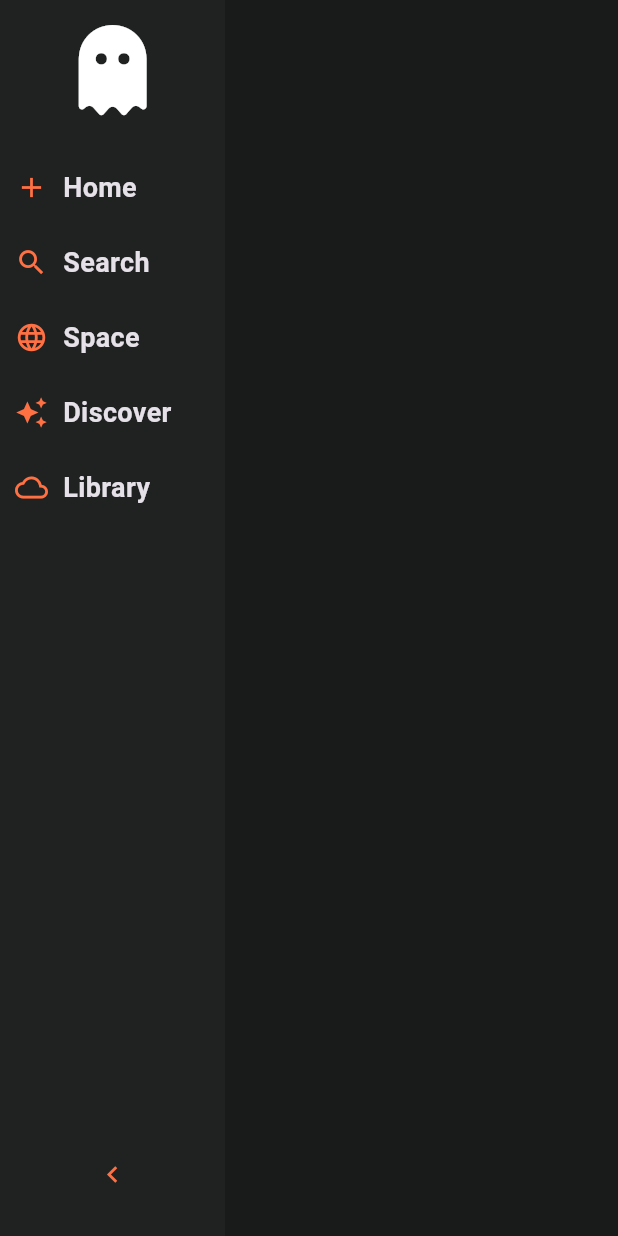
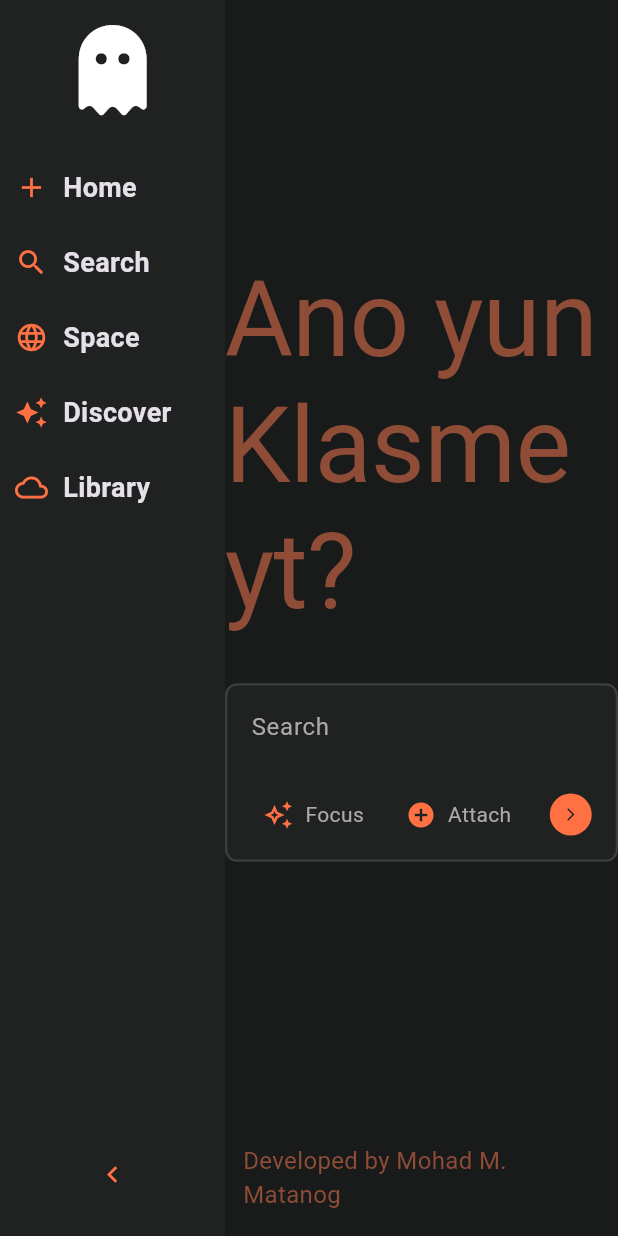
Before and after one commit to Grimmmm0/Klasmeyt---Your-Friendly-Classmate, a Flutter app: the screen it shows after launch, after a tap on the "keyboard arrow right" icon, on a phone screen of 412 x 824 dp. Run offline on Flutter 3.47's test engine with Material 3 defaults, Android fonts, the phone set to English and light mode, and no system bars; our stand-ins replace font_awesome_flutter, google_fonts.

Commit message:
Front-end Done Back-end still in progress

```diff
--- a/lib/main.dart
+++ b/lib/main.dart
@@ -17,6 +17,7 @@
       title: 'Flutter Demo',
       theme: ThemeData(
         scaffoldBackgroundColor: AppColors.background,
+        colorScheme: ColorScheme.fromSeed(seedColor: AppColors.iconGrey),
         textTheme: GoogleFonts.pixelifySansTextTheme(
           ThemeData.dark().textTheme,
         ),
--- a/lib/pages/home_page.dart
+++ b/lib/pages/home_page.dart
@@ -1,4 +1,5 @@
 import 'package:flutter/material.dart';
+import 'package:klasmeyt/widgets/search_section.dart';
 import 'package:klasmeyt/widgets/side_bar.dart';
 
 class HomePage extends StatelessWidget {
@@ -6,22 +7,42 @@
 
   @override
   Widget build(BuildContext context) {
-    return const Scaffold(
+    return Scaffold(
         body: Row(
       children: [
         // Start of the left sidebar
-        LeftSideBar(),
+        const LeftSideBar(),
         // end of the left sidebar
-        Column(
+        Expanded(
+          child: Column(
             children: [
               // Start Search Section
-
+              const Expanded(child: SearchSection()),
+              Container(
+                padding: const EdgeInsets.symmetric(vertical: 16),
+                child: Wrap(
+                  alignment: WrapAlignment.center,
+                  children: [
+                    Padding(
+                      padding: const EdgeInsets.symmetric(horizontal: 12),
+                      child: Text(
+                        'Developed by Mohad M. Matanog',
+                        style: TextStyle(
+                          fontSize: 16,
+                          color: Theme.of(context).primaryColor,
+                        ),
+                      ),
+                    ),
+                  ],
+                ),
+              ),
               // end of the Search Section
 
               // Start of the Footer Section
 
               // end of the Footer Section
             ],
+          ),
         )
       ],
     ));
--- a/lib/widgets/search_section.dart
+++ b/lib/widgets/search_section.dart
@@ -0,0 +1,78 @@
+import 'package:flutter/material.dart';
+import 'package:klasmeyt/themes/colors.dart';
+import 'package:klasmeyt/widgets/search_section_button.dart';
+
+class SearchSection extends StatelessWidget {
+  const SearchSection({super.key});
+
+  @override
+  Widget build(BuildContext context) {
+    return Column(
+      mainAxisAlignment: MainAxisAlignment.center,
+      children: [
+        Text(
+          'Ano yun Klasmeyt?',
+          style: TextStyle(
+            fontSize: 70,
+            fontWeight: FontWeight.w400,
+            color: Theme.of(context).primaryColor,
+            height: 1.2,
+            letterSpacing: -0.5,
+          ),
+        ),
+        const SizedBox(height: 32),
+        Container(
+          width: 700,
+          decoration: BoxDecoration(
+            color: AppColors.searchBar,
+            borderRadius: BorderRadius.circular(8),
+            border: Border.all(color: AppColors.searchBarBorder, width: 1.5),
+          ),
+          child: Column(
+            children: [
+              const Padding(
+                padding: EdgeInsets.all(16.0),
+                child: TextField(
+                  decoration: InputDecoration(
+                      hintText: 'Search',
+                      hintStyle: TextStyle(
+                        color: AppColors.textGrey,
+                        fontSize: 16,
+                      ),
+                      border: InputBorder.none,
+                      isDense: true,
+                      contentPadding: EdgeInsets.zero),
+                ),
+              ),
+              Padding(
+                padding: const EdgeInsets.all(16.0),
+                child: Row(
+                  children: [
+                    const SearchSectionButton(
+                        icon: Icons.auto_awesome_outlined, text: 'Focus'),
+                    const SizedBox(width: 12),
+                    const SearchSectionButton(
+                        icon: Icons.add_circle_outlined, text: 'Attach'),
+                    const Spacer(),
+                    Container(
+                      padding: const EdgeInsets.all(9),
+                      decoration: BoxDecoration(
+                        color: AppColors.iconGrey,
+                        borderRadius: BorderRadius.circular(40),
+                      ),
+                      child: const Icon(
+                        Icons.arrow_forward_ios,
+                        color: AppColors.background,
+                        size: 10,
+                      ),
+                    ),
+                  ],
+                ),
+              ),
+            ],
+          ),
+        )
+      ],
+    );
+  }
+}
--- /dev/null
+++ b/lib/widgets/search_section_button.dart
@@ -0,0 +1,54 @@
+import 'package:flutter/material.dart';
+import 'package:klasmeyt/themes/colors.dart';
+
+class SearchSectionButton extends StatefulWidget {
+  final IconData icon;
+  final String text;
+  const SearchSectionButton(
+      {super.key, required this.icon, required this.text});
+
+  @override
+  State<SearchSectionButton> createState() => _SearchSectionButtonState();
+}
+
+class _SearchSectionButtonState extends State<SearchSectionButton> {
+  bool isHovered = false;
+  @override
+  Widget build(BuildContext context) {
+    return MouseRegion(
+      onEnter: (event) {
+        setState(() {
+          isHovered = true;
+        });
+      },
+      onExit: (event) {
+        setState(() {
+          isHovered = false;
+        });
+      },
+      child: Container(
+        padding: const EdgeInsets.symmetric(horizontal: 8, vertical: 4),
+        decoration: BoxDecoration(
+          borderRadius: BorderRadius.circular(8),
+          color: isHovered ? AppColors.proButton : Colors.transparent,
+        ),
+        child: Row(
+          children: [
+            Icon(
+              widget.icon,
+              color: AppColors.iconGrey,
+              size: 20,
+            ),
+            const SizedBox(width: 8),
+            Text(
+              widget.text,
+              style: const TextStyle(
+                color: AppColors.textGrey,
+              ),
+            ),
+          ],
+        ),
+      ),
+    );
+  }
+}
```
Also changed, not shown: 3 other files. Lines whose indentation alone changed are shown as unchanged.
